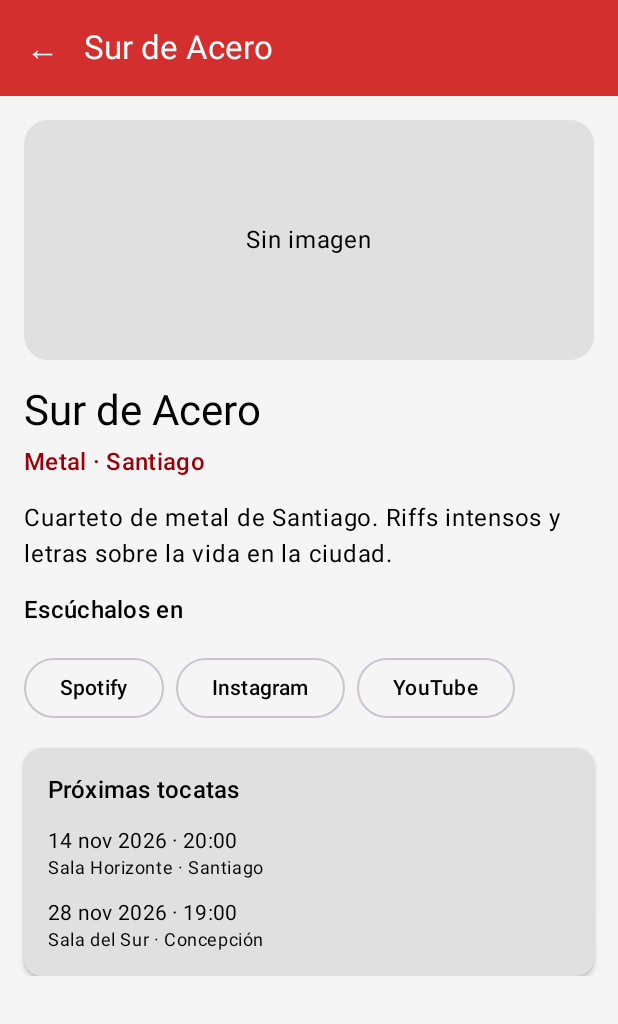
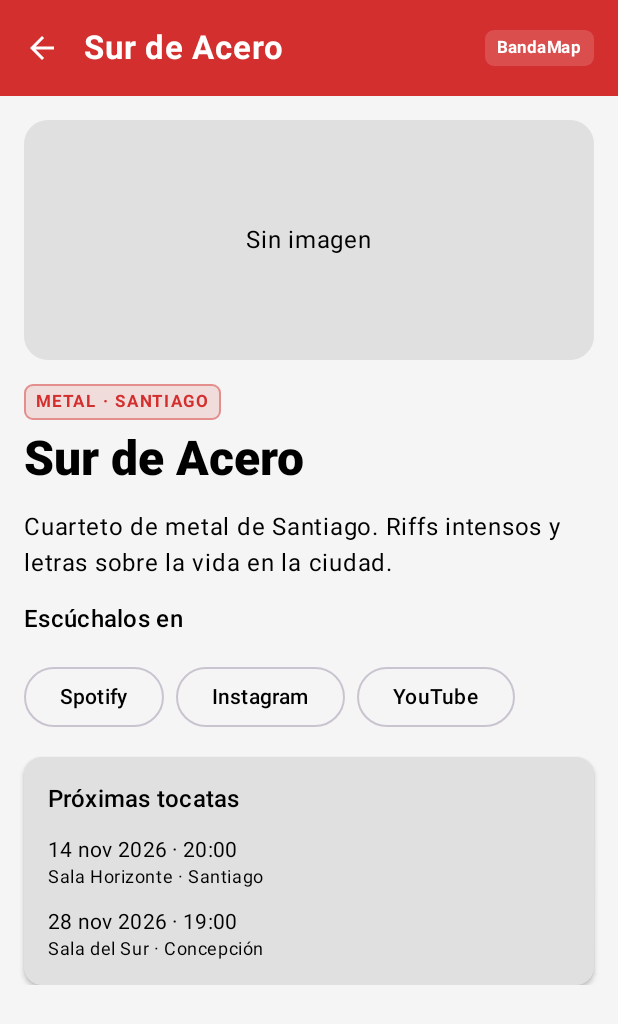
Before and after one commit to ElAngelNegro/BandaMap, an Android app built with Jetpack Compose: the BandasScreen screen opened through its navigation route, after a tap on "Sur de Acero", on a phone screen of 412 x 824 dp. Shown: the top 1024 px of the screen. Run offline under Robolectric (Android 15) with nearby library versions, the phone set to English and light mode, and no system bars; pictures from the network do not load.

Commit message:
Estandarizar identidad visual con EncabezadoSeccion y modernizar BarraSuperior

```diff
--- a/app/src/main/java/com/example/bandamap/components/BarraSuperior.kt
+++ b/app/src/main/java/com/example/bandamap/components/BarraSuperior.kt
@@ -1,28 +1,65 @@
 package com.example.bandamap.components
 
+import androidx.compose.foundation.layout.padding
+import androidx.compose.foundation.shape.RoundedCornerShape
+import androidx.compose.material.icons.Icons
+import androidx.compose.material.icons.automirrored.filled.ArrowBack
 import androidx.compose.material3.ExperimentalMaterial3Api
+import androidx.compose.material3.Icon
 import androidx.compose.material3.IconButton
 import androidx.compose.material3.MaterialTheme
+import androidx.compose.material3.Surface
 import androidx.compose.material3.Text
 import androidx.compose.material3.TopAppBar
+import androidx.compose.material3.TopAppBarDefaults
 import androidx.compose.runtime.Composable
+import androidx.compose.ui.Modifier
+import androidx.compose.ui.text.font.FontWeight
+import androidx.compose.ui.unit.dp
+import androidx.compose.ui.unit.sp
 
 @OptIn(ExperimentalMaterial3Api::class)
 @Composable
 fun BarraSuperior(titulo: String, onVolver: (() -> Unit)? = null) {
     TopAppBar(
-        title = { Text(titulo) },
+        title = {
+            Text(
+                text = titulo,
+                style = MaterialTheme.typography.titleLarge,
+                fontWeight = FontWeight.Bold,
+                letterSpacing = 0.5.sp
+            )
+        },
         navigationIcon = {
             if (onVolver != null) {
                 IconButton(onClick = onVolver) {
-                    Text("←", style = MaterialTheme.typography.titleLarge)
+                    Icon(
+                        imageVector = Icons.AutoMirrored.Filled.ArrowBack,
+                        contentDescription = "Volver"
+                    )
                 }
             }
         },
-        colors = androidx.compose.material3.TopAppBarDefaults.topAppBarColors(
+        actions = {
+            Surface(
+                shape = RoundedCornerShape(6.dp),
+                color = MaterialTheme.colorScheme.onPrimary.copy(alpha = 0.15f),
+                modifier = Modifier.padding(end = 12.dp)
+            ) {
+                Text(
+                    text = "BandaMap",
+                    style = MaterialTheme.typography.labelSmall,
+                    fontWeight = FontWeight.Bold,
+                    color = MaterialTheme.colorScheme.onPrimary,
+                    modifier = Modifier.padding(horizontal = 8.dp, vertical = 4.dp)
+                )
+            }
+        },
+        colors = TopAppBarDefaults.topAppBarColors(
             containerColor = MaterialTheme.colorScheme.primary,
             titleContentColor = MaterialTheme.colorScheme.onPrimary,
-            navigationIconContentColor = MaterialTheme.colorScheme.onPrimary
+            navigationIconContentColor = MaterialTheme.colorScheme.onPrimary,
+            actionIconContentColor = MaterialTheme.colorScheme.onPrimary
         )
     )
 }
--- /dev/null
+++ b/app/src/main/java/com/example/bandamap/components/EncabezadoSeccion.kt
@@ -0,0 +1,76 @@
+package com.example.bandamap.components
+
+import androidx.compose.foundation.BorderStroke
+import androidx.compose.foundation.layout.Arrangement
+import androidx.compose.foundation.layout.Column
+import androidx.compose.foundation.layout.fillMaxWidth
+import androidx.compose.foundation.layout.padding
+import androidx.compose.foundation.shape.RoundedCornerShape
+import androidx.compose.material3.MaterialTheme
+import androidx.compose.material3.Surface
+import androidx.compose.material3.Text
+import androidx.compose.runtime.Composable
+import androidx.compose.ui.Modifier
+import androidx.compose.ui.text.font.FontWeight
+import androidx.compose.ui.tooling.preview.Preview
+import androidx.compose.ui.unit.dp
+import androidx.compose.ui.unit.sp
+import com.example.bandamap.ui.theme.BandaMapTheme
+
+@Composable
+fun EncabezadoSeccion(
+    badge: String,
+    titulo: String,
+    modifier: Modifier = Modifier,
+    subtitulo: String? = null
+) {
+    Column(
+        modifier = modifier
+            .fillMaxWidth()
+            .padding(bottom = 6.dp),
+        verticalArrangement = Arrangement.spacedBy(6.dp)
+    ) {
+        Surface(
+            shape = RoundedCornerShape(6.dp),
+            color = MaterialTheme.colorScheme.primary.copy(alpha = 0.12f),
+            border = BorderStroke(1.dp, MaterialTheme.colorScheme.primary.copy(alpha = 0.45f))
+        ) {
+            Text(
+                text = badge.uppercase(),
+                color = MaterialTheme.colorScheme.primary,
+                style = MaterialTheme.typography.labelSmall,
+                fontWeight = FontWeight.Bold,
+                letterSpacing = 1.5.sp,
+                modifier = Modifier.padding(horizontal = 8.dp, vertical = 4.dp)
+            )
+        }
+
+        Text(
+            text = titulo,
+            style = MaterialTheme.typography.headlineMedium,
+            fontWeight = FontWeight.Black,
+            color = MaterialTheme.colorScheme.onBackground
+        )
+
+        if (!subtitulo.isNullOrBlank()) {
+            Text(
+                text = subtitulo,
+                style = MaterialTheme.typography.bodyMedium,
+                color = MaterialTheme.colorScheme.onSurfaceVariant,
+                lineHeight = 20.sp
+            )
+        }
+    }
+}
+
+@Preview(showBackground = true)
+@Composable
+private fun EncabezadoSeccionPreview() {
+    BandaMapTheme {
+        EncabezadoSeccion(
+            badge = "Catálogo Nacional",
+            titulo = "Bandas y Artistas",
+            subtitulo = "Explora proyectos musicales de todo Chile y conoce sus próximas fechas."
+        )
+    }
+}
--- a/app/src/main/java/com/example/bandamap/screens/BandasScreen.kt
+++ b/app/src/main/java/com/example/bandamap/screens/BandasScreen.kt
@@ -2,10 +2,17 @@ package com.example.bandamap.screens
 
 import androidx.compose.foundation.layout.Arrangement
 import androidx.compose.foundation.layout.Column
+import androidx.compose.foundation.layout.Spacer
 import androidx.compose.foundation.layout.fillMaxWidth
+import androidx.compose.foundation.layout.height
 import androidx.compose.foundation.layout.padding
 import androidx.compose.foundation.lazy.LazyColumn
 import androidx.compose.foundation.lazy.items
+import androidx.compose.foundation.shape.RoundedCornerShape
+import androidx.compose.material.icons.Icons
+import androidx.compose.material.icons.filled.Search
+import androidx.compose.material3.Icon
+import androidx.compose.material3.MaterialTheme
 import androidx.compose.material3.OutlinedTextField
 import androidx.compose.material3.Scaffold
 import androidx.compose.material3.Text
@@ -15,9 +22,11 @@ import androidx.compose.runtime.mutableStateOf
 import androidx.compose.runtime.remember
 import androidx.compose.runtime.setValue
 import androidx.compose.ui.Modifier
+import androidx.compose.ui.text.font.FontWeight
 import androidx.compose.ui.unit.dp
 import com.example.bandamap.components.BandaCard
 import com.example.bandamap.components.BarraSuperior
+import com.example.bandamap.components.EncabezadoSeccion
 import com.example.bandamap.model.DatosPrueba
 
 @Composable
@@ -25,22 +34,45 @@ fun BandasScreen(onBandaClick: (Int) -> Unit, onVolver: () -> Unit) {
     var busqueda by remember { mutableStateOf("") }
 
     val bandasFiltradas = DatosPrueba.bandas.filter {
-        it.nombre.contains(busqueda, ignoreCase = true)
+        it.nombre.contains(busqueda, ignoreCase = true) ||
+            it.genero.contains(busqueda, ignoreCase = true) ||
+            it.ciudad.contains(busqueda, ignoreCase = true)
     }
 
     Scaffold(topBar = { BarraSuperior("Bandas", onVolver) }) { padding ->
-        Column(modifier = Modifier.padding(padding).padding(16.dp)) {
+        Column(
+            modifier = Modifier
+                .padding(padding)
+                .padding(horizontal = 16.dp, vertical = 12.dp)
+        ) {
+            EncabezadoSeccion(
+                badge = "Catálogo Nacional",
+                titulo = "Bandas y Artistas",
+                subtitulo = "Explora proyectos musicales de Chile por nombre, género o ciudad."
+            )
+
+            Spacer(modifier = Modifier.height(4.dp))
+
             OutlinedTextField(
                 value = busqueda,
                 onValueChange = { busqueda = it },
-                label = { Text("Buscar bandas") },
+                label = { Text("Buscar bandas, géneros o ciudades...") },
+                leadingIcon = {
+                    Icon(imageVector = Icons.Default.Search, contentDescription = "Buscar")
+                },
+                shape = RoundedCornerShape(12.dp),
                 modifier = Modifier.fillMaxWidth()
             )
+
             Text(
-                "${bandasFiltradas.size} bandas para descubrir",
-                modifier = Modifier.padding(vertical = 8.dp)
+                text = "${bandasFiltradas.size} bandas encontradas",
+                style = MaterialTheme.typography.bodySmall,
+                fontWeight = FontWeight.Medium,
+                color = MaterialTheme.colorScheme.onSurfaceVariant,
+                modifier = Modifier.padding(vertical = 10.dp)
             )
-            LazyColumn(verticalArrangement = Arrangement.spacedBy(8.dp)) {
+
+            LazyColumn(verticalArrangement = Arrangement.spacedBy(10.dp)) {
                 items(bandasFiltradas, key = { it.id }) { banda ->
                     BandaCard(banda = banda, onClick = { onBandaClick(banda.id) })
                 }
--- a/app/src/main/java/com/example/bandamap/screens/DetalleScreen.kt
+++ b/app/src/main/java/com/example/bandamap/screens/DetalleScreen.kt
@@ -1,6 +1,7 @@
 package com.example.bandamap.screens
 
 import androidx.compose.animation.AnimatedVisibility
+import androidx.compose.foundation.BorderStroke
 import androidx.compose.foundation.background
 import androidx.compose.foundation.layout.Arrangement
 import androidx.compose.foundation.layout.Box
@@ -19,6 +20,7 @@ import androidx.compose.material3.CardDefaults
 import androidx.compose.material3.MaterialTheme
 import androidx.compose.material3.OutlinedButton
 import androidx.compose.material3.Scaffold
+import androidx.compose.material3.Surface
 import androidx.compose.material3.Text
 import androidx.compose.runtime.Composable
 import androidx.compose.ui.Alignment
@@ -26,7 +28,9 @@ import androidx.compose.ui.Modifier
 import androidx.compose.ui.draw.clip
 import androidx.compose.ui.layout.ContentScale
 import androidx.compose.ui.platform.LocalUriHandler
+import androidx.compose.ui.text.font.FontWeight
 import androidx.compose.ui.unit.dp
+import androidx.compose.ui.unit.sp
 import coil.compose.AsyncImage
 import com.example.bandamap.components.BarraSuperior
 import com.example.bandamap.model.DatosPrueba
@@ -88,15 +92,26 @@ fun DetalleScreen(bandaId: Int, onVolver: () -> Unit) {
                 }
 
                 // Información de cabecera
-                Column(verticalArrangement = Arrangement.spacedBy(4.dp)) {
+                Column(verticalArrangement = Arrangement.spacedBy(6.dp)) {
+                    Surface(
+                        shape = RoundedCornerShape(6.dp),
+                        color = MaterialTheme.colorScheme.primary.copy(alpha = 0.12f),
+                        border = BorderStroke(1.dp, MaterialTheme.colorScheme.primary.copy(alpha = 0.45f))
+                    ) {
+                        Text(
+                            text = "${banda.genero} · ${banda.ciudad}".uppercase(),
+                            color = MaterialTheme.colorScheme.primary,
+                            style = MaterialTheme.typography.labelSmall,
+                            fontWeight = FontWeight.Bold,
+                            letterSpacing = 1.2.sp,
+                            modifier = Modifier.padding(horizontal = 8.dp, vertical = 4.dp)
+                        )
+                    }
+
                     Text(
                         text = banda.nombre,
-                        style = MaterialTheme.typography.headlineMedium
-                    )
-                    Text(
-                        text = "${banda.genero} · ${banda.ciudad}",
-                        style = MaterialTheme.typography.titleMedium,
-                        color = MaterialTheme.colorScheme.secondary
+                        style = MaterialTheme.typography.headlineLarge,
+                        fontWeight = FontWeight.Black
                     )
                 }
 
```
Also changed, not shown: app/src/main/java/com/example/bandamap/screens/ConvocatoriasScreen.kt (+7 -5 lines), app/src/main/java/com/example/bandamap/screens/NuevaConvocatoriaScreen.kt (+6 -10 lines), app/src/main/java/com/example/bandamap/screens/RegistrarScreen.kt (+6 -10 lines).
